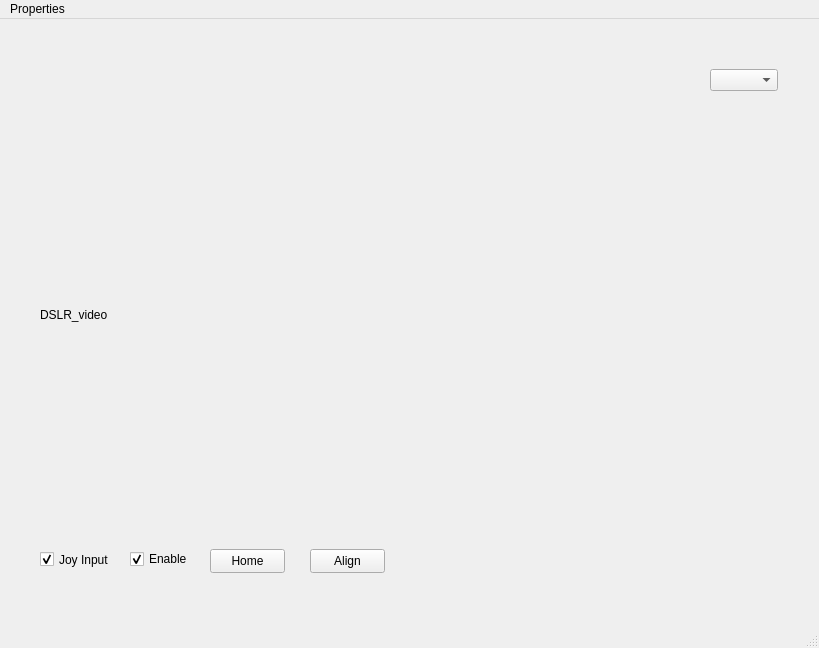
Qt form Python/application.ui (AutomaticBirdPhotography/PanTilt_v2) before a commit.
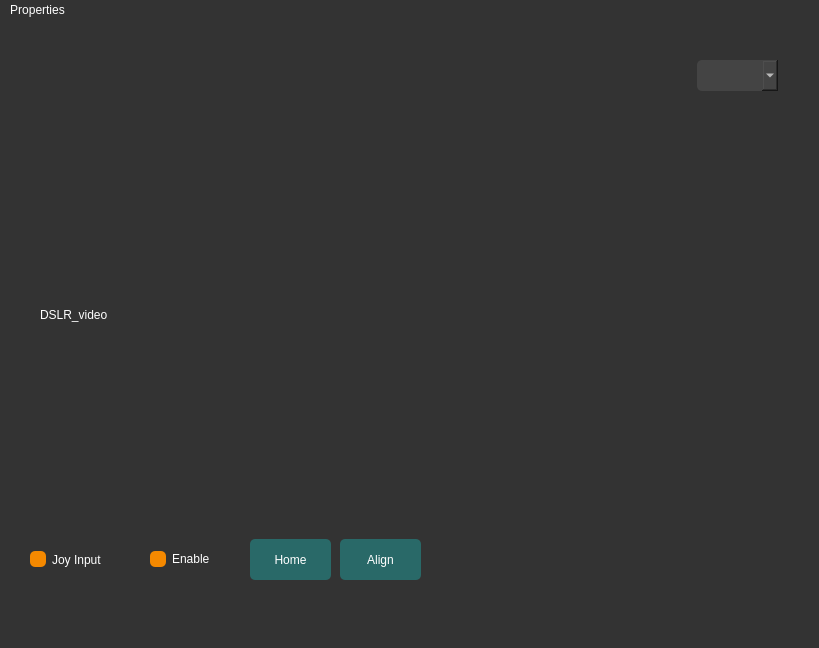
The same form after that commit.

```diff
--- a/Python/application.ui
+++ b/Python/application.ui
@@ -13,6 +13,177 @@
   <property name="windowTitle">
    <string>MainWindow</string>
   </property>
+  <property name="styleSheet">
+   <string notr="true">
+/* Set the background color to a dark shade */
+QWidget {
+	font: 14pt &quot;Segoe UI&quot;;
+    background-color: #333333; /* You can adjust the color code as needed */
+    color: #ffffff; /* Set the text color to white or a contrasting color */
+}
+
+/* Set the background color of QComboBox */
+QComboBox {
+    background-color: #444444;
+    color: #ffffff;
+	border-radius: 5px;
+}
+
+/* Set the background color of QSpinBox */
+QSpinBox {
+    background-color: #444444;
+    color: #ffffff;
+	border-radius: 5px;
+}
+
+
+
+/* Set the background color of QListView */
+QListView {
+    background-color: #555555;
+}
+
+/* Set the background color of QLineEdit */
+QLineEdit {
+    background-color: #444444;
+}
+
+/* Set the background color of QPlainTextEdit */
+QPlainTextEdit {
+    background-color: #444444;
+}
+
+/* Set the background color of QTabWidget */
+QTabWidget {
+    background-color: #444444;
+}
+
+/* Set the background color of QTableWidget */
+QTableWidget {
+    background-color: #444444;
+}
+
+/* Set the background color of QHeaderView */
+QHeaderView {
+    background-color: #555555;
+}
+
+/* Set the background color of QScrollBar */
+QScrollBar:vertical {
+    background-color: #555555;
+}
+
+/* Set the background color of QScrollBar handle */
+QScrollBar::handle:vertical {
+    background-color: #777777;
+}
+
+/* Set the background color of QScrollBar handle when pressed */
+QScrollBar::handle:vertical:pressed {
+    background-color: #999999;
+}
+
+/* Set the background color of QScrollBar add and subtract buttons */
+QScrollBar::add-line:vertical,
+QScrollBar::sub-line:vertical {
+    background: #555555;
+}
+
+/* Set the background color of QScrollBar add and subtract buttons when pressed */
+QScrollBar::add-line:vertical:pressed,
+QScrollBar::sub-line:vertical:pressed {
+    background: #777777;
+}
+
+/* Set the background color of QMenuBar */
+QMenuBar {
+    background-color: #333333;
+    color: #ffffff;
+}
+
+/* Set the background color of QMenuBar items */
+QMenuBar::item {
+    background-color: #333333;
+}
+
+/* Set the background color of QMenuBar items when hovered */
+QMenuBar::item:selected {
+    background-color: #555555;
+}
+
+/* Set the background color of QMenuBar items when pressed */
+QMenuBar::item:pressed {
+    background-color: #777777;
+}
+
+/* Set the background color of QMenu */
+QMenu {
+    background-color: #333333;
+    color: #ffffff;
+	border-radius: 5px;
+}
+
+/* Set the background color of QMenu items */
+QMenu::item {
+    background-color: #333333;
+}
+
+/* Set the background color of QMenu items when hovered */
+QMenu::item:selected {
+    background-color: #555555;
+}
+
+/* Set the background color of QMenu items when pressed */
+QMenu::item:pressed {
+    background-color: #777777;
+}
+
+/* Set the background color of QMenu items when checked */
+QMenu::item:checked {
+    background-color: #555555;
+}
+
+/* Set the background color of QMenu items when checked and hovered */
+QMenu::item:checked:selected {
+    background-color: #777777;
+}
+
+/* Set the background color of QPushButton */
+QPushButton {
+    background-color: #296968;
+    color: #ffffff;
+	border-radius: 5px;
+	padding: 5px;
+}
+
+/* Set the background color of QPushButton when hovered */
+QPushButton:hover {
+    background-color: #1a4848;
+
+}
+
+/* Set the background color of QPushButton when pressed */
+QPushButton:pressed {
+    background-color: #666666;
+}
+
+/* Set the background color of QPushButton when focused */
+QPushButton:selected {
+    background-color: #777777;
+}
+
+QCheckBox:indicator {
+	background-color : #555555;
+	border-radius: 5px;
+    width: 16px; /* Adjust the size as needed */
+    height: 16px; /* Adjust the size as needed */
+}
+
+QCheckBox:indicator:checked {
+	background-color : #f58900;
+}
+</string>
+  </property>
   <widget class="QWidget" name="centralwidget">
    <widget class="QLabel" name="videoFrame">
     <property name="geometry">
@@ -23,6 +194,9 @@
       <height>431</height>
      </rect>
     </property>
+    <property name="styleSheet">
+     <string notr="true"/>
+    </property>
     <property name="text">
      <string>DSLR_video</string>
     </property>
@@ -30,9 +204,9 @@
    <widget class="QCheckBox" name="joyInputCheckBox">
     <property name="geometry">
      <rect>
-      <x>40</x>
+      <x>30</x>
       <y>530</y>
-      <width>81</width>
+      <width>101</width>
       <height>21</height>
      </rect>
     </property>
@@ -52,9 +226,9 @@
    <widget class="QCheckBox" name="enableCheckBox">
     <property name="geometry">
      <rect>
-      <x>130</x>
+      <x>150</x>
       <y>530</y>
-      <width>75</width>
+      <width>81</width>
       <height>20</height>
      </rect>
     </property>
@@ -68,10 +242,10 @@
    <widget class="QPushButton" name="homeButton">
     <property name="geometry">
      <rect>
-      <x>210</x>
-      <y>530</y>
-      <width>75</width>
-      <height>24</height>
+      <x>250</x>
+      <y>520</y>
+      <width>81</width>
+      <height>41</height>
      </rect>
     </property>
     <property name="text">
@@ -81,10 +255,10 @@
    <widget class="QPushButton" name="alignButton">
     <property name="geometry">
      <rect>
-      <x>310</x>
-      <y>530</y>
-      <width>75</width>
-      <height>24</height>
+      <x>340</x>
+      <y>520</y>
+      <width>81</width>
+      <height>41</height>
      </rect>
     </property>
     <property name="text">
@@ -94,10 +268,10 @@
    <widget class="QComboBox" name="moveFactor">
     <property name="geometry">
      <rect>
-      <x>710</x>
-      <y>50</y>
-      <width>68</width>
-      <height>22</height>
+      <x>697</x>
+      <y>41</y>
+      <width>81</width>
+      <height>31</height>
      </rect>
     </property>
    </widget>
@@ -108,7 +282,7 @@
      <x>0</x>
      <y>0</y>
      <width>819</width>
-     <height>22</height>
+     <height>32</height>
     </rect>
    </property>
    <widget class="QMenu" name="menuProperties">
```
